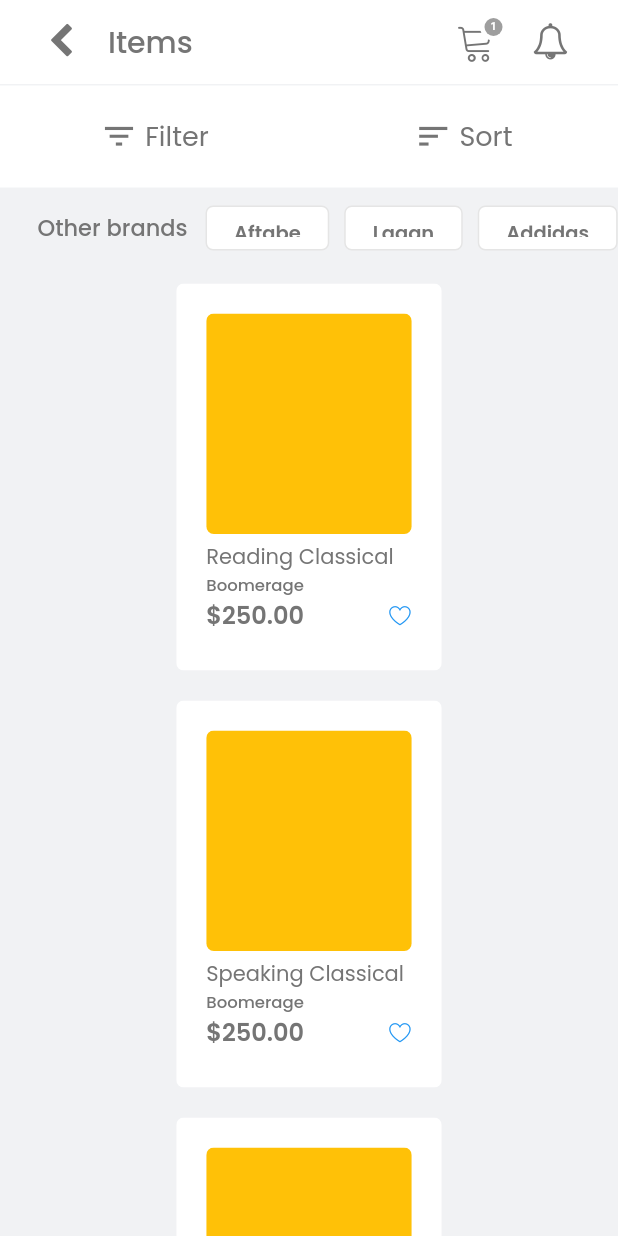
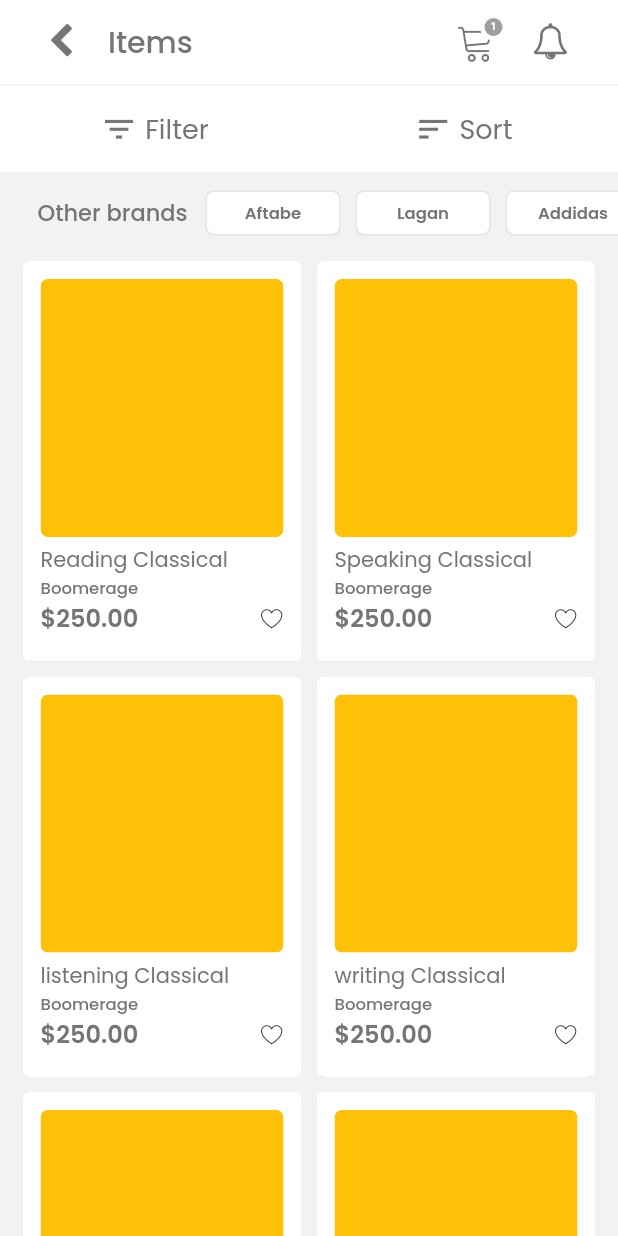
Before and after one commit to HamiiidAsgarian/flutter-tech-commerce-Cargo-, a Flutter app: the screen it shows after launch, after a tap on "View More", on a phone screen of 412 x 824 dp. Run offline on Flutter 3.47's test engine with Material 2 defaults, Android fonts, the phone set to English and light mode, and no system bars.

Commit message:
Small fixes in progress

```diff
--- a/lib/screens/00_main_frame_screen.dart
+++ b/lib/screens/00_main_frame_screen.dart
@@ -17,31 +17,45 @@ class MainScreen extends StatefulWidget {
 }
 
 class _MainScreenState extends State<MainScreen> {
-  int currentpage1 = 0;
+  int currentpage = 0;
   List<Widget> screens = [
     HomeScreen(),
     CategoryScreen(),
     SearchScreen(),
     ProfileScreen2(),
   ];
+  PageController pageController = PageController(initialPage: 0);
+
+  @override
+  void dispose() {
+    pageController.dispose();
+    super.dispose();
+  }
+
   @override
   Widget build(BuildContext context) {
-    // pageController1.jumpTo(1);
+    if (pageController.hasClients) pageController.jumpToPage(currentpage);
     // return Consumer<ProviderModel>(builder: (context, vals, child) {
 
     return Scaffold(
-      extendBodyBehindAppBar:
-          true, //////////* for fixing one pixle gap under the appbar
+      extendBodyBehindAppBar: true,
       bottomNavigationBar: MyBottomNavigationBar(
-        newvalue: currentpage1,
+        newvalue: currentpage,
         function: (int e) {
           print(e);
           setState(() {
-            currentpage1 = e;
+            currentpage = e;
           });
         },
       ),
-      body: screens[currentpage1],
+      body: PageView(
+          onPageChanged: (e) {
+            setState(() {
+              currentpage = e;
+            });
+          },
+          children: screens,
+          controller: pageController),
     );
     // });
   }
--- a/lib/screens/01_home_screen.dart
+++ b/lib/screens/01_home_screen.dart
@@ -36,15 +36,21 @@ class HomeScreen extends StatelessWidget {
             color: appBargrey,
           ),
         ),
-        body: SingleChildScrollView(
+        body: RefreshIndicator(
+          onRefresh: () async {
+            print("object");
+          },
+          child: SingleChildScrollView(
             child: Column(
               children: [
                 SizedBox(height: 10),
                 Carousel(),
                 HorizontalItemsList(
-                sectionTitle: "1",
+                  sectionTitle: "<",
                   itemsList: fakeList5,
                 ),
+                SizedBox(height: 10),
+
                 WindowsCategorySection(),
                 HorizontalItemsList(
                   sectionTitle: "1",
@@ -54,6 +60,7 @@ class HomeScreen extends StatelessWidget {
                 //   child: ItemsColumnMaker(itemRows: fakeList1),
                 // ),
               ],
+            ),
           ),
         ));
   }
--- a/lib/screens/listeddItems_screen.dart
+++ b/lib/screens/listeddItems_screen.dart
@@ -14,6 +14,27 @@ class ListedItemsScreen extends StatefulWidget {
 }
 
 class _ListedItemsScreenState extends State<ListedItemsScreen> {
+  List<String> itemsList = [
+    "Reading",
+    "Speaking",
+    "listening",
+    "writing",
+    '1',
+    '',
+    '',
+    '',
+    '',
+    "Reading",
+    "Speaking",
+    "listening",
+    "writing",
+    '1',
+    "Reading",
+    "Speaking",
+    "listening",
+    "writing",
+    '1',
+  ];
   @override
   Widget build(BuildContext context) {
     return Scaffold(
@@ -41,9 +62,20 @@ class _ListedItemsScreenState extends State<ListedItemsScreen> {
           const SizedBox(height: 7),
           const OtherBrandsSection(),
           const SizedBox(height: 7),
-          Expanded(
+          BrandItemsList(itemsList: itemsList)
+        ]));
+  }
+}
+
+class BrandItemsList extends StatelessWidget {
+  const BrandItemsList({Key? key, required this.itemsList}) : super(key: key);
+  final List<String> itemsList;
+
+  @override
+  Widget build(BuildContext context) {
+    return Expanded(
       child: SingleChildScrollView(
-              padding: const EdgeInsets.symmetric(horizontal: 25),
+        padding: const EdgeInsets.symmetric(horizontal: 10),
         // gridview.count
         // childAspectRatio: MediaQuery.of(context).size.height / 900,
         // // childAspectRatio: 2,
@@ -51,41 +83,21 @@ class _ListedItemsScreenState extends State<ListedItemsScreen> {
         // mainAxisSpacing: 10,
         // crossAxisCount: 2,
         child: Wrap(
-                children: [
-                  "Reading",
-                  "Speaking",
-                  "listening",
-                  "writing",
-                  '1',
-                  '',
-                  '',
-                  '',
-                  '',
-                  "Reading",
-                  "Speaking",
-                  "listening",
-                  "writing",
-                  '1',
-                  "Reading",
-                  "Speaking",
-                  "listening",
-                  "writing",
-                  '1',
-                ]
+          children: itemsList
               .map<Widget>((dynamic itemTitle) => Container(
                     // color: Colors.amber,
-                          padding: const EdgeInsets.symmetric(
-                              horizontal: 10, vertical: 10),
+                    padding:
+                        const EdgeInsets.symmetric(horizontal: 5, vertical: 5),
                     child: ClipRRect(
                       borderRadius: BorderRadius.circular(5),
                       child: Container(
                         color: Colors.white,
-                              // width: (MediaQuery.of(context).size.width / 2) - 5,
+                        // width:
+                        //     (MediaQuery.of(context).size.width / 2) - 5,
                         child: Item(
                           title: itemTitle.toString(),
                           imageWidth:
-                                    (MediaQuery.of(context).size.width / 2) -
-                                        59,
+                              (MediaQuery.of(context).size.width / 2) - 34,
                         ),
                       ),
                     ),
@@ -93,8 +105,7 @@ class _ListedItemsScreenState extends State<ListedItemsScreen> {
               .toList(),
         ),
       ),
-          ),
-        ]));
+    );
   }
 }
 
@@ -127,19 +138,26 @@ class OtherBrandsSection extends StatelessWidget {
                       padding: const EdgeInsets.all(5),
                       child: Container(
                         decoration: BoxDecoration(
-                          color: Colors.white, //NOTE Other brands
                           borderRadius:
                               const BorderRadius.all(Radius.circular(5)),
                           border: Border.all(color: cBorderGrey),
                         ),
                         height: 30,
-                        child: TextButton(
+                        child: ClipRRect(
+                          borderRadius: BorderRadius.circular(5),
+                          child: RawMaterialButton(
+                            fillColor: Colors.white,
+                            splashColor: cBackgroundGrey.withOpacity(0.5),
                             onPressed: () {},
                             child: Padding(
-                            padding: const EdgeInsets.symmetric(horizontal: 10),
+                              padding:
+                                  const EdgeInsets.symmetric(horizontal: 10),
+                              child: FittedBox(
                                 child: Text(e,
                                     style: itemBrandFontStyle.copyWith(
-                                    fontSize: 13, fontWeight: FontWeight.w600)),
+                                        fontWeight: FontWeight.w600)),
+                              ),
+                            ),
                           ),
                         ),
                       ),
@@ -161,7 +179,7 @@ class FilterAndSortSection extends StatelessWidget {
   Widget build(BuildContext context) {
     return Container(
       //NOTE Filter and sort Section
-      padding: const EdgeInsets.symmetric(vertical: 10),
+      padding: const EdgeInsets.symmetric(vertical: 5),
       color: Colors.white,
       child: Row(children: [
         Expanded(
@@ -224,7 +242,7 @@ void sortPopup(BuildContext context) {
                 child: Column(children: [
                   Container(
                     padding: const EdgeInsets.symmetric(
-                        horizontal: 25, vertical: 10),
+                        horizontal: 10, vertical: 10),
                     color: Colors.white, //NOTE Title section color
                     child: ListTile(
                       // title: Center(
--- a/lib/widgets/forCategorySection.dart
+++ b/lib/widgets/forCategorySection.dart
@@ -12,7 +12,7 @@ class HorizontalItemsList extends StatelessWidget {
   @override
   Widget build(BuildContext context) {
     return Container(
-      padding: const EdgeInsets.only(left: 0, right: 0, top: 0, bottom: 0),
+      // padding: const EdgeInsets.only(left: 0, right: 0, top: 0, bottom: 0),
       color: cBackgroundGrey,
       child: Column(children: [
         // SizedBox(height: 10),
@@ -49,9 +49,10 @@ class RowListedItems extends StatelessWidget {
     return SingleChildScrollView(
       scrollDirection: Axis.horizontal,
       child: Row(
+          mainAxisAlignment: MainAxisAlignment.start,
           children: itemsList!
               .map((e) => Container(
-                  margin: EdgeInsets.all(0),
+                  margin: EdgeInsets.symmetric(horizontal: 5),
                   // color: Colors.red,
                   // padding: const EdgeInsets.only(right: 0, bottom: 0, top: 0),
                   child: Item(title: e)))
@@ -89,7 +90,7 @@ class CategoryTitle extends StatelessWidget {
           sectionTitle != null ? sectionTitle! : "",
           style: forMenFontStyle,
         ),
-        TextButton(
+        RawMaterialButton(
           onPressed: () {
             Navigator.pushNamed(context, "/ListedItems");
           },
--- a/lib/widgets/item.dart
+++ b/lib/widgets/item.dart
@@ -16,7 +16,11 @@ class Item extends StatelessWidget {
 
   @override
   Widget build(BuildContext context) {
-    return TextButton(
+    return ClipRRect(
+      borderRadius: const BorderRadius.all(Radius.circular(5)),
+      child: RawMaterialButton(
+        fillColor: Colors.white,
+        splashColor: cBackgroundGrey.withOpacity(1),
         onPressed: () {
           print(title);
           Navigator.push(
@@ -24,10 +28,8 @@ class Item extends StatelessWidget {
               MaterialPageRoute(
                   builder: (context) => ItemDetailScreen(title: title)));
         },
-      child: ClipRRect(
-        borderRadius: const BorderRadius.all(Radius.circular(5)),
         child: Container(
-          color: Colors.white,
+          // color: Colors.white,
           padding: const EdgeInsets.symmetric(
               horizontal: 7, vertical: 7), //NOTE Item main margin
           child: Container(
@@ -47,8 +49,6 @@ class Item extends StatelessWidget {
                   child: ClipRRect(
                     borderRadius: BorderRadius.circular(5),
                     //NOTE Image border
-                    child: Hero(
-                      tag: title!,
                     child: Container(
                       color: Colors.amber,
                       // decoration: BoxDecoration(
@@ -59,7 +59,6 @@ class Item extends StatelessWidget {
                       //     fit: BoxFit.cover,
                       //   ),
                       // ),
-                      ),
                     ),
                   ),
                 ),
--- a/lib/widgets/my_rounded_textfield/my_rounded_textfield.dart
+++ b/lib/widgets/my_rounded_textfield/my_rounded_textfield.dart
@@ -7,21 +7,24 @@ class MyRoundedTextfield extends StatelessWidget {
     this.cntrl,
     this.func,
     this.hint,
+    this.textInputType,
   }) : super(key: key);
 
   final TextEditingController? cntrl;
   final Function? func;
   final String? hint;
+  final TextInputType? textInputType;
 
   @override
   Widget build(BuildContext context) {
     return TextField(
+      keyboardType: textInputType ?? null,
       controller: cntrl,
       onChanged: (e) => func!(e), //NOTE search function
       style: TextStyle(color: cTextFieldTextColorGrey, fontSize: 20),
       textAlign: TextAlign.left,
       // controller: searchCtrl,
-      keyboardType: TextInputType.text,
+      // keyboardType: TextInputType.text,
       cursorColor: appBargrey,
       cursorRadius: Radius.zero,
       showCursor: true,
```
Also changed, not shown: lib/main.dart (+6 -1 lines), lib/screens/search_limit_screen.dart (+10 -9 lines). Lines whose indentation alone changed are shown as unchanged.
